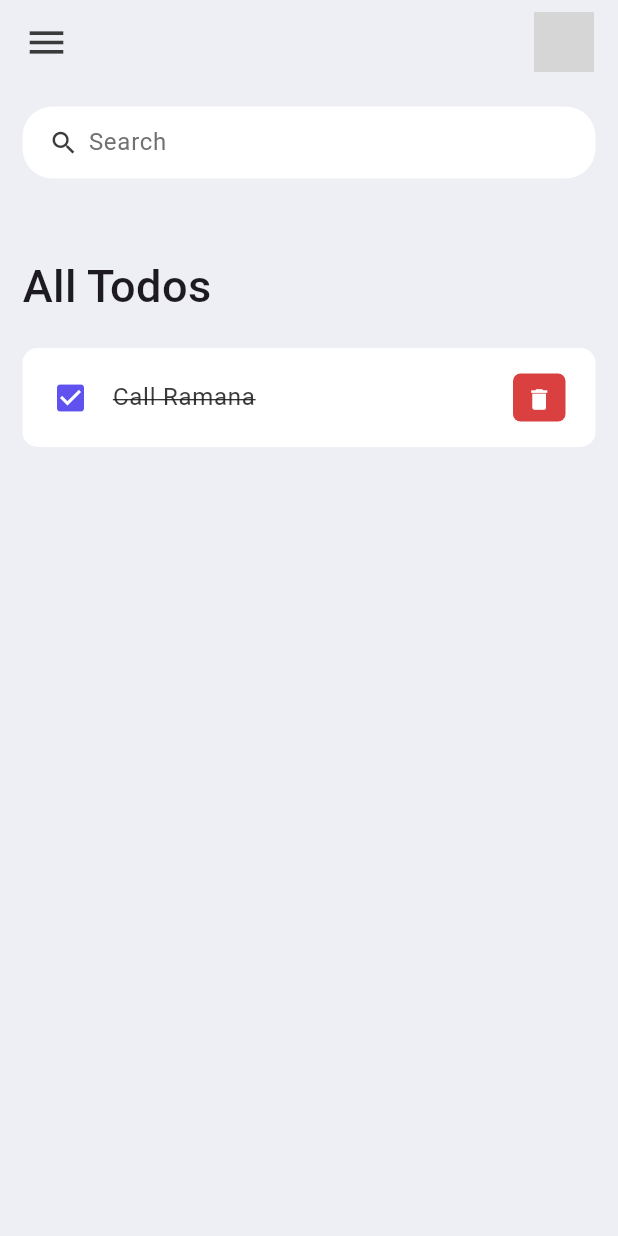
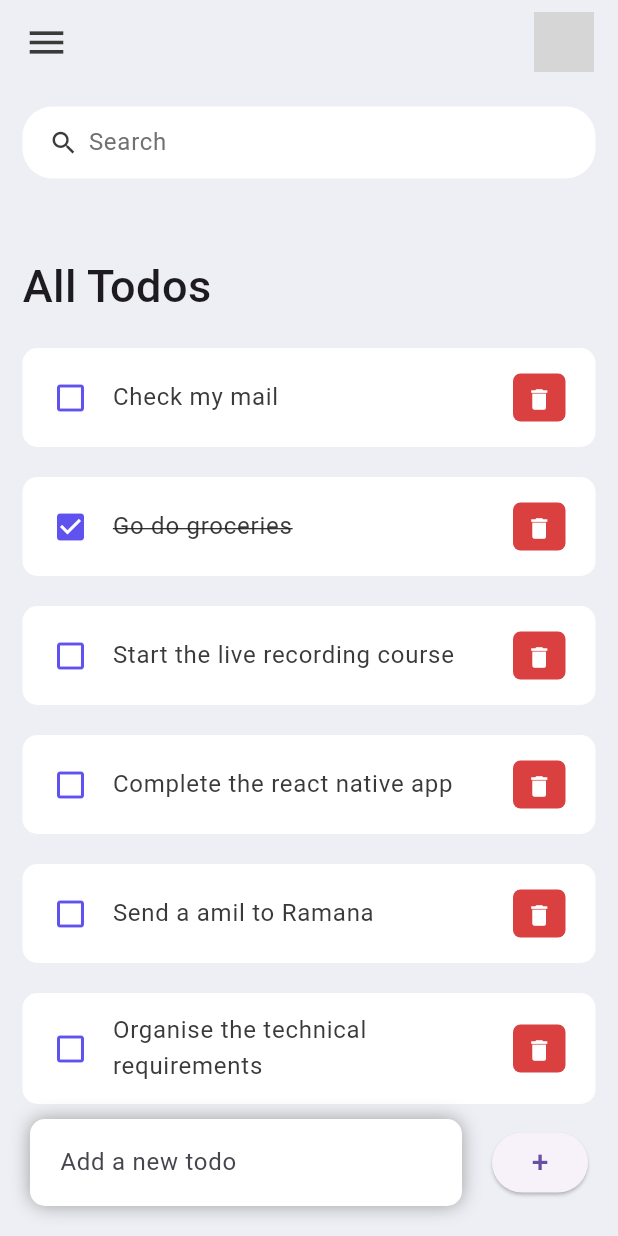
Before and after one commit to Livingstone17/todoapp-flutter, a Flutter app: the screen it shows after launch, on a phone screen of 412 x 824 dp. Run offline on Flutter 3.47's test engine with Material 3 defaults, Android fonts, the phone set to English and light mode, and no system bars; grey boxes are pictures that could not be loaded.

Commit message:
building the todoItem UI and model

```diff
--- /dev/null
+++ b/lib/models/todo.dart
@@ -0,0 +1,21 @@
+class ToDo {
+  String? id;
+  String? todoText;
+  bool isDone;
+
+  ToDo({required this.id, required this.todoText, this.isDone = false});
+
+  static List<ToDo> todoList() {
+    return [
+      ToDo(id: "1", todoText: "Check my mail", isDone: false),
+      ToDo(id: "2", todoText: "Go do groceries", isDone: true),
+      ToDo(id: "3", todoText: "Start the live recording course", isDone: false),
+      ToDo(id: "4", todoText: "Complete the react native app", isDone: false),
+      ToDo(id: "5", todoText: "Send a amil to Ramana"),
+      ToDo(
+          id: "6",
+          todoText: "Organise the technical requirements",
+          isDone: false),
+    ];
+  }
+}
--- a/lib/screens/home.dart
+++ b/lib/screens/home.dart
@@ -1,16 +1,21 @@
 import 'package:flutter/material.dart';
 import 'package:mytodo/constants/colors.dart';
+import 'package:mytodo/models/todo.dart';
 import 'package:mytodo/widgets/todo_item.dart';
 
 class Home extends StatelessWidget {
-  const Home({super.key});
+  Home({Key? key}) : super(key: key);
+
+  final todosList = ToDo.todoList();
 
   @override
   Widget build(BuildContext context) {
     return Scaffold(
       backgroundColor: tdBGColor,
       appBar: _buildAppBar(),
-      body: Container(
+      body: Stack(
+        children: [
+          Container(
             padding: EdgeInsets.symmetric(horizontal: 15, vertical: 15),
             child: Column(
               children: [
@@ -22,16 +27,56 @@ class Home extends StatelessWidget {
                         margin: EdgeInsets.only(top: 50, bottom: 20),
                         child: Text(
                           'All Todos',
-                      style:
-                          TextStyle(fontSize: 30, fontWeight: FontWeight.w500),
+                          style: TextStyle(
+                              fontSize: 30, fontWeight: FontWeight.w500),
                         ),
                       ),
-                  TodoItem()
+                      for (ToDo todo in todosList)
+                        TodoItem(
+                          todo: todo,
+                        ),
                     ],
                   ),
                 )
               ],
             ),
+          ),
+          Align(
+            alignment: Alignment.bottomCenter,
+            child: Row(children: [
+              Expanded(
+                  child: Container(
+                margin: EdgeInsets.only(bottom: 20, right: 20, left: 20),
+                padding: EdgeInsets.symmetric(horizontal: 20, vertical: 5),
+                decoration: BoxDecoration(
+                    color: Colors.white,
+                    boxShadow: const [
+                      BoxShadow(
+                        color: Colors.grey,
+                        offset: Offset(0.0, 0.0),
+                        blurRadius: 10.0,
+                        spreadRadius: 0.0,
+                      ),
+                    ],
+                    borderRadius: BorderRadius.circular(10)),
+                child: TextField(
+                  decoration: InputDecoration(
+                      hintText: "Add a new todo", border: InputBorder.none),
+                ),
+              )),
+              Container(
+                margin: EdgeInsets.only(bottom: 20, right: 20),
+                child: ElevatedButton(
+                  child: Text(
+                    '+',
+                    style: TextStyle(fontSize: 20),
+                  ),
+                  onPressed: () {},
+                ),
+              )
+            ]),
+          )
+        ],
       ),
     );
   }
--- a/lib/widgets/todo_item.dart
+++ b/lib/widgets/todo_item.dart
@@ -1,12 +1,16 @@
 import 'package:flutter/material.dart';
 import 'package:mytodo/constants/colors.dart';
+import 'package:mytodo/models/todo.dart';
 
 class TodoItem extends StatelessWidget {
-  const TodoItem({super.key});
+  const TodoItem({Key? key, required this.todo}) : super(key: key);
+
+  final ToDo todo;
 
   @override
   Widget build(BuildContext context) {
     return Container(
+      margin: EdgeInsets.only(bottom: 20),
       child: ListTile(
         onTap: () {
           print("TO do item clicked");
@@ -15,15 +19,15 @@ class TodoItem extends StatelessWidget {
         contentPadding: EdgeInsets.symmetric(horizontal: 20, vertical: 5),
         tileColor: Colors.white,
         leading: Icon(
-          Icons.check_box,
+          todo.isDone ? Icons.check_box : Icons.check_box_outline_blank,
           color: tdBlue,
         ),
         title: Text(
-          "Call Ramana",
+          todo.todoText!,
           style: TextStyle(
               fontSize: 16,
               color: tdBlack,
-              decoration: TextDecoration.lineThrough),
+              decoration: todo.isDone ? TextDecoration.lineThrough : null),
         ),
         trailing: Container(
           padding: EdgeInsets.all(0),
@@ -36,7 +40,10 @@ class TodoItem extends StatelessWidget {
             color: Colors.white,
             iconSize: 18,
             icon: Icon(Icons.delete),
-            onPressed: () {},
+            onPressed: () {
+              print("clicked on delete button");
+              todo.isDone = true;
+            },
           ),
         ),
       ),
```
Lines whose indentation alone changed are shown as unchanged.
